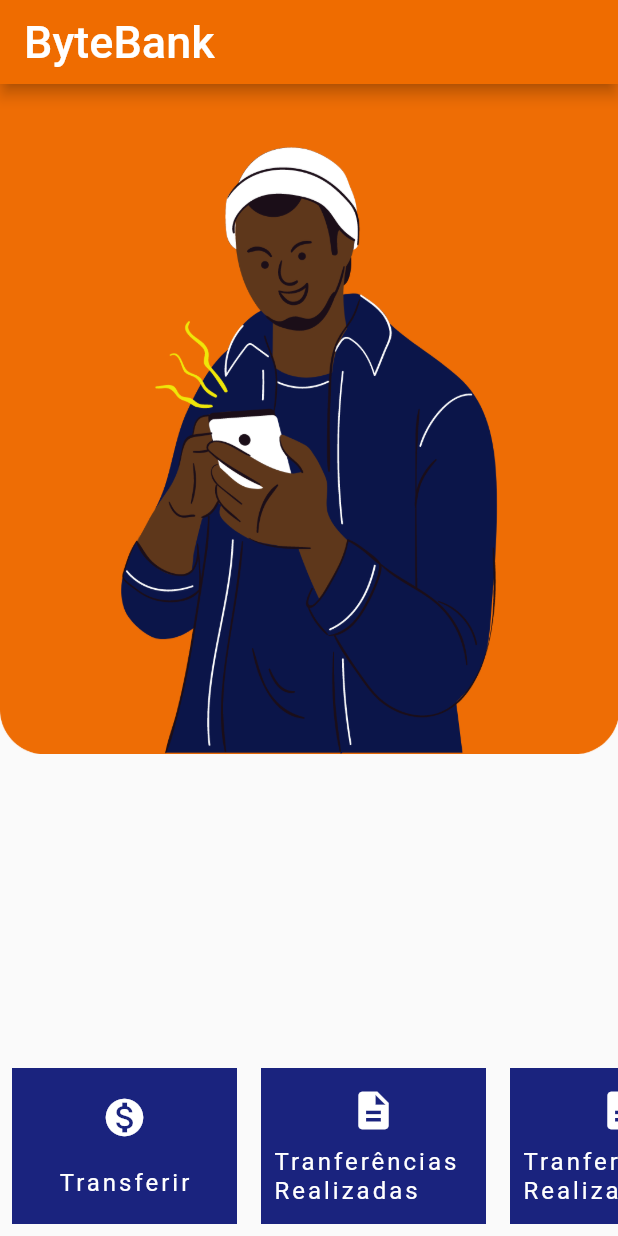
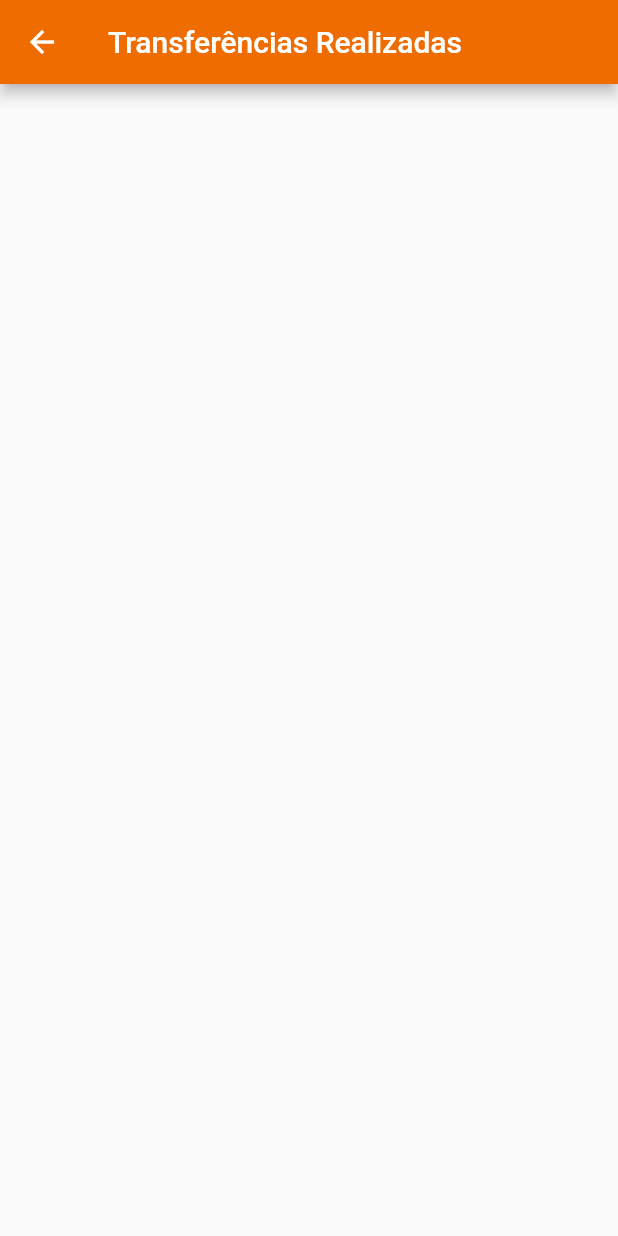
Before and after one commit to jessicacordeiro/bytebank-flutter, a Flutter app: the screen it shows after launch, after a tap on "Tranferências Realizadas", on a phone screen of 412 x 824 dp. Run offline on Flutter 3.47's test engine with Material 2 defaults, Android fonts, the phone set to English and light mode, and no system bars; our stand-ins replace sqflite; accounts and stored records are empty.

Commit message:
IMplementando a tela de transferências

```diff
--- /dev/null
+++ b/bytebank_dashboard/lib/models/transaction.dart
@@ -0,0 +1,16 @@
+import 'package:bytebank_dashboard/models/contact.dart';
+
+class Transaction {
+  final double value;
+  final Contact contact;
+
+  Transaction(
+    this.value,
+    this.contact,
+  );
+
+  @override
+  String toString() {
+    return 'Transaction{value: $value, contact: $contact}';
+  }
+}
--- /dev/null
+++ b/bytebank_dashboard/lib/models/transactions_list.dart
@@ -0,0 +1,39 @@
+import 'package:bytebank_dashboard/models/transaction.dart';
+import 'package:flutter/material.dart';
+
+class TransactionsList extends StatelessWidget {
+  final List<Transaction> transactions = [];
+
+  @override
+  Widget build(BuildContext context) {
+    return Scaffold(
+      appBar: AppBar(
+        title: Text('Transferências Realizadas'),
+      ),
+      body: ListView.builder(
+        itemBuilder: (context, index) {
+          final Transaction transaction = transactions[index];
+          return Card(
+            child: ListTile(
+              leading: Icon(Icons.monetization_on),
+              title: Text(
+                transaction.value.toString(),
+                style: TextStyle(
+                  fontSize: 24.0,
+                  fontWeight: FontWeight.bold,
+                ),
+              ),
+              subtitle: Text(
+                transaction.contact.numeroConta.toString(),
+                style: TextStyle(
+                  fontSize: 16.0,
+                ),
+              ),
+            ),
+          );
+        },
+        itemCount: transactions.length,
+      ),
+    );
+  }
+}
--- a/bytebank_dashboard/lib/screens/dashboard.dart
+++ b/bytebank_dashboard/lib/screens/dashboard.dart
@@ -1,3 +1,4 @@
+import 'package:bytebank_dashboard/models/transactions_list.dart';
 import 'package:bytebank_dashboard/screens/contacts_list.dart';
 import 'package:flutter/cupertino.dart';
 import 'package:flutter/material.dart';
@@ -27,23 +28,12 @@ class Dashboard extends StatelessWidget {
                     _FeatureItem(
                       'Transferir',
                       Icons.monetization_on,
-                      onClick: () {
-                        _showContactList(context);
-                      },
+                      onClick: () => _showContactList(context),
                     ),
                     _FeatureItem(
                       'Tranferências Realizadas',
                       Icons.description,
-                      onClick: () {
-                        print('transferer feed clicked');
-                      },
-                    ),
-                    _FeatureItem(
-                      'Tranferências Realizadas',
-                      Icons.description,
-                      onClick: () {
-                        print('transferer feed clicked');
-                      },
+                      onClick: () => _showTransactionsList(context),
                     ),
                   ],
                 ),
@@ -56,6 +46,14 @@ void _showContactList(BuildContext context) {
   Navigator.of(context).push(
     MaterialPageRoute(
       builder: (context) => ContactsList(),
+    ),
+  );
+}
+
+_showTransactionsList(BuildContext context) {
+  Navigator.of(context).push(
+    MaterialPageRoute(
+      builder: (context) => TransactionsList(),
     ),
   );
 }
```
